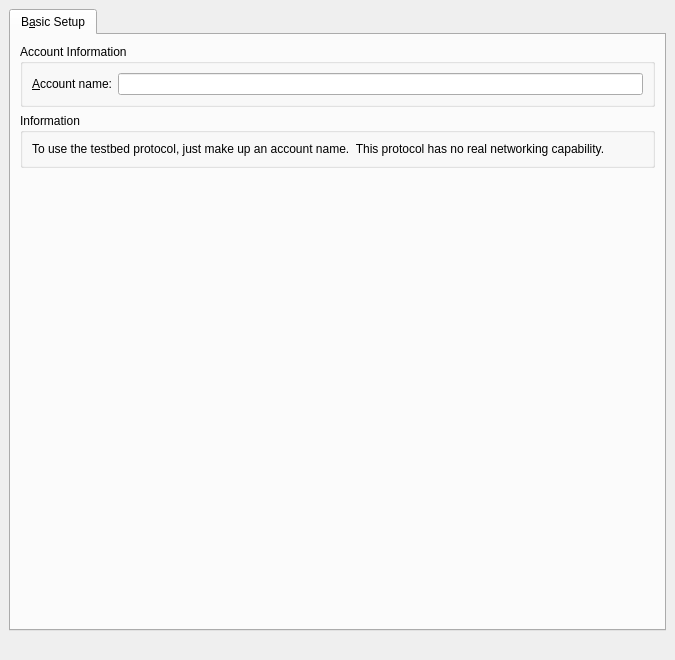
Old version of the form protocols/testbed/testbedaccountpreferences.ui in the repository KDE/kopete.
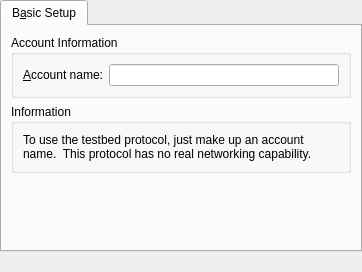
New version of the form.

Commit message: A bunch of margin fixes and context-dependent widget hiding to make account editing UI fit on a 1024x768 screen

```diff
--- a/protocols/testbed/testbedaccountpreferences.ui
+++ b/protocols/testbed/testbedaccountpreferences.ui
@@ -8,20 +8,29 @@
    <rect>
     <x>0</x>
     <y>0</y>
-    <width>675</width>
-    <height>660</height>
+    <width>362</width>
+    <height>272</height>
    </rect>
   </property>
   <property name="windowTitle" >
    <string>Account Preferences - Testbed</string>
   </property>
   <layout class="QVBoxLayout" >
-   <property name="margin" >
-    <number>9</number>
-   </property>
    <property name="spacing" >
     <number>6</number>
    </property>
+   <property name="leftMargin" >
+    <number>0</number>
+   </property>
+   <property name="topMargin" >
+    <number>0</number>
+   </property>
+   <property name="rightMargin" >
+    <number>0</number>
+   </property>
+   <property name="bottomMargin" >
+    <number>0</number>
+   </property>
    <item>
     <widget class="QTabWidget" name="tabWidget11" >
      <widget class="QWidget" name="tab" >
@@ -101,9 +110,7 @@
           <item>
            <widget class="QLabel" name="textLabel12" >
             <property name="sizePolicy" >
-             <sizepolicy>
-              <hsizetype>3</hsizetype>
-              <vsizetype>1</vsizetype>
+             <sizepolicy vsizetype="Minimum" hsizetype="MinimumExpanding" >
               <horstretch>0</horstretch>
               <verstretch>0</verstretch>
              </sizepolicy>
@@ -114,6 +121,9 @@
             <property name="alignment" >
              <set>Qt::AlignTop</set>
             </property>
+            <property name="wordWrap" >
+             <bool>true</bool>
+            </property>
            </widget>
           </item>
          </layout>
```
Left out of the diff: 63 changed lines with no effect on the pictures. The commit also changes 4 other files.
